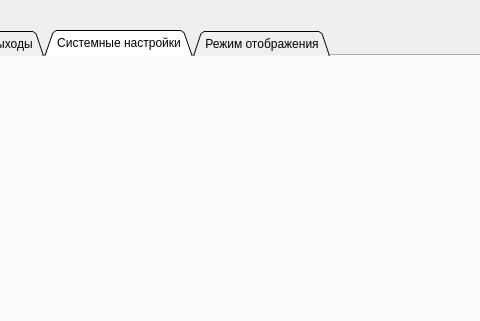
Above: options.ui from tomyqg/topaz-m before the change; both pictures show x 297 to 777 and y 0 to 321 of the 1280 by 800 pixel window. Below: the same form after it.
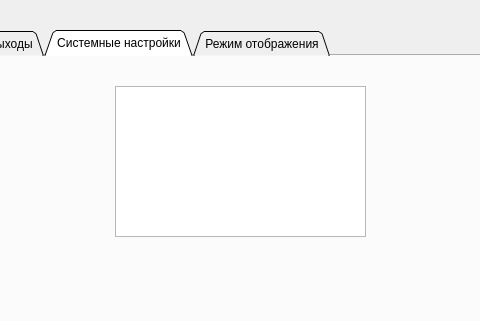
That is the form after the change. The open tabs and pages were chosen to show the change.

```diff
--- a/options.ui
+++ b/options.ui
@@ -2781,6 +2781,16 @@
       </date>
      </property>
     </widget>
+    <widget class="QTextEdit" name="textEdit">
+     <property name="geometry">
+      <rect>
+       <x>410</x>
+       <y>30</y>
+       <width>251</width>
+       <height>151</height>
+      </rect>
+     </property>
+    </widget>
    </widget>
    <widget class="QWidget" name="tab_3">
     <attribute name="title">
```
Left out of the diff: 6 changed lines with no effect on the pictures.
